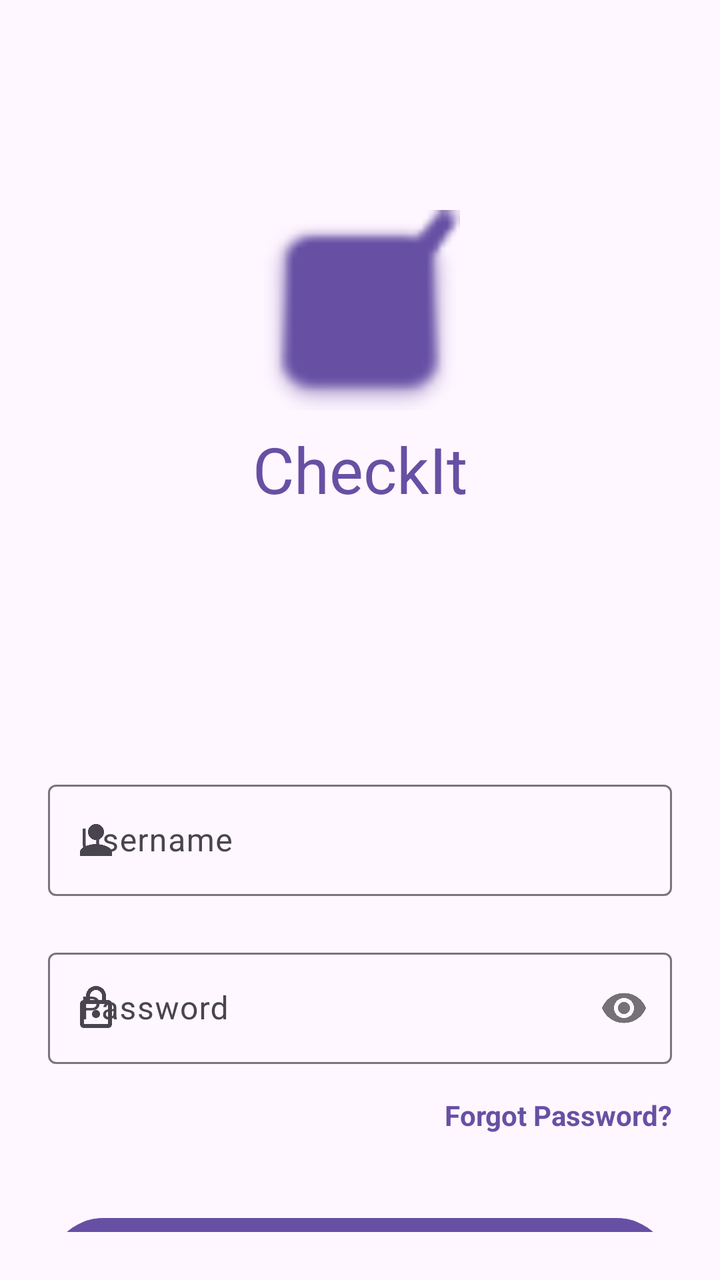
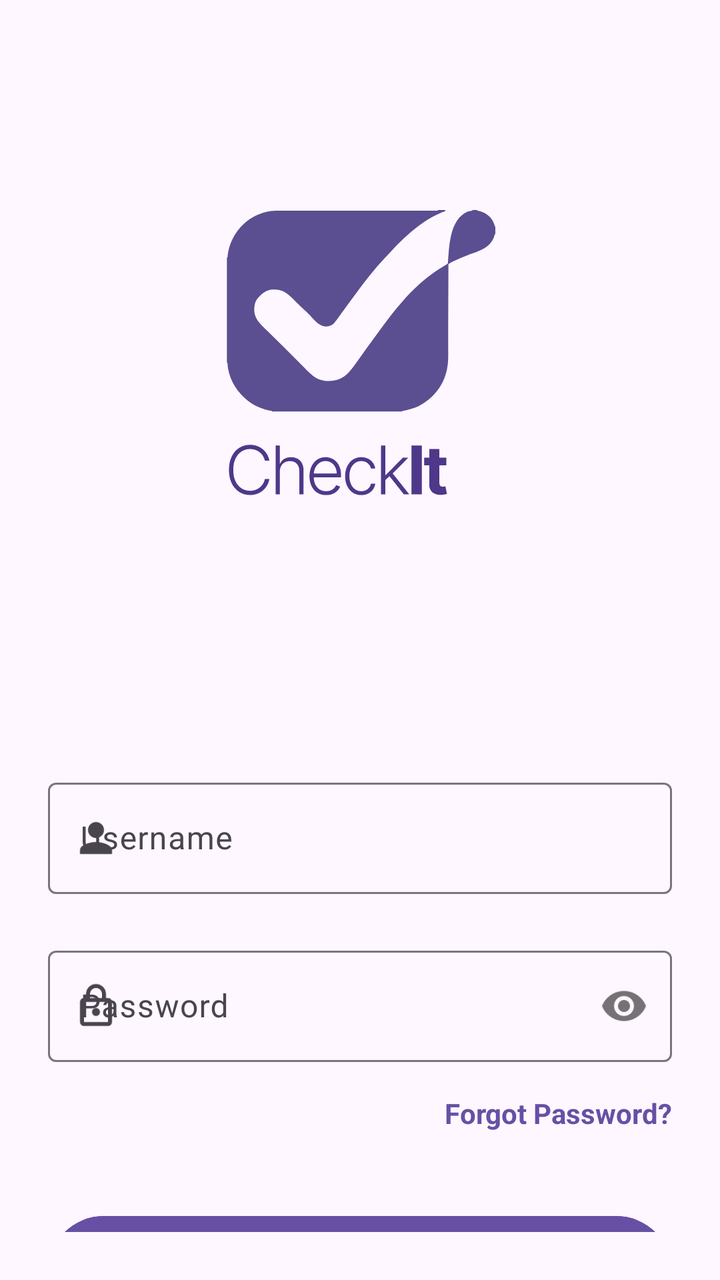

Compare the two renders of this Android layout. The source of the first and the diff that turns it into the second are given below.
<!-- AndroidManifest.xml: application theme Theme.CheckIt -->
<!-- res/layout/activity_login.xml -->
<?xml version="1.0" encoding="utf-8"?>
<androidx.constraintlayout.widget.ConstraintLayout xmlns:android="http://schemas.android.com/apk/res/android"
    xmlns:app="http://schemas.android.com/apk/res-auto"
    xmlns:tools="http://schemas.android.com/tools"
    android:layout_width="match_parent"
    android:layout_height="match_parent"
    android:padding="24dp"
    tools:context=".LoginActivity">

    <LinearLayout
        android:id="@+id/logo_container"
        android:layout_width="wrap_content"
        android:layout_height="wrap_content"
        android:layout_marginTop="81dp"
        android:gravity="center"
        android:orientation="vertical"
        app:layout_constraintEnd_toEndOf="parent"
        app:layout_constraintStart_toStartOf="parent"
        app:layout_constraintTop_toTopOf="parent">

        <ImageView
            android:id="@+id/img_logo"
            android:layout_width="100dp"
            android:layout_height="100dp"
            android:contentDescription="@string/content_desc_logo"
            android:src="@android:drawable/checkbox_on_background"
            app:tint="@color/branding_purple" />

        <TextView
            android:id="@+id/tv_app_name"
            android:layout_width="wrap_content"
            android:layout_height="wrap_content"
            android:layout_marginTop="8dp"
            android:text="@string/app_name"
            android:textColor="@color/branding_purple"
            android:textSize="32sp"
            android:textStyle="normal" />
    </LinearLayout>

    <com.google.android.material.textfield.TextInputLayout
        android:id="@+id/til_username"
        style="@style/Widget.Material3.TextInputLayout.OutlinedBox"
        android:layout_width="0dp"
        android:layout_height="wrap_content"
        android:layout_marginTop="131dp"
        android:hint="@string/username_label"
        app:layout_constraintEnd_toEndOf="parent"
        app:layout_constraintStart_toStartOf="parent"
        app:layout_constraintTop_toBottomOf="@id/logo_container"
        app:startIconDrawable="@drawable/ic_person">

        <com.google.android.material.textfield.TextInputEditText
            android:id="@+id/et_username"
            android:layout_width="match_parent"
            android:layout_height="wrap_content"

            android:inputType="textPersonName" />
    </com.google.android.material.textfield.TextInputLayout>

    <com.google.android.material.textfield.TextInputLayout
        android:id="@+id/til_password"
        style="@style/Widget.Material3.TextInputLayout.OutlinedBox"
        android:layout_width="0dp"
        android:layout_height="wrap_content"
        android:layout_marginTop="23dp"
        android:hint="@string/password_label"
        app:layout_constraintEnd_toEndOf="parent"
        app:layout_constraintStart_toStartOf="parent"
        app:layout_constraintTop_toBottomOf="@id/til_username"
        app:passwordToggleEnabled="true"
        app:startIconDrawable="@drawable/ic_lock">

        <com.google.android.material.textfield.TextInputEditText
            android:id="@+id/et_password"
            android:layout_width="match_parent"
            android:layout_height="wrap_content"

            android:inputType="textPassword" />
    </com.google.android.material.textfield.TextInputLayout>

    <TextView
        android:id="@+id/tv_forgot_password"
        android:layout_width="wrap_content"
        android:layout_height="wrap_content"
        android:layout_marginTop="16dp"
        android:text="@string/forgot_password"
        android:textColor="@color/branding_purple"
        android:textStyle="bold"
        app:layout_constraintEnd_toEndOf="parent"
        app:layout_constraintTop_toBottomOf="@id/til_password" />

    <com.google.android.material.button.MaterialButton
        android:id="@+id/btn_login"
        android:layout_width="0dp"
        android:layout_height="64dp"
        android:layout_marginTop="73dp"
        android:backgroundTint="@color/branding_purple"
        android:text="@string/login_button_text"
        android:textAllCaps="false"
        android:textSize="18sp"
        app:cornerRadius="32dp"
        app:icon="@drawable/ic_arrow_forward"
        app:iconGravity="textEnd"
        app:layout_constraintEnd_toEndOf="parent"
        app:layout_constraintStart_toStartOf="parent"
        app:layout_constraintTop_toBottomOf="@id/til_password" />

    <LinearLayout
        android:layout_width="wrap_content"
        android:layout_height="wrap_content"
        android:layout_marginTop="26dp"
        android:orientation="horizontal"
        app:layout_constraintEnd_toEndOf="parent"
        app:layout_constraintStart_toStartOf="parent"
        app:layout_constraintTop_toBottomOf="@id/btn_login">

        <TextView
            android:layout_width="wrap_content"
            android:layout_height="wrap_content"
            android:text="Don't have an account? "
            android:textColor="#555555" />

        <TextView
            android:id="@+id/tv_signup_prompt"
            android:layout_width="wrap_content"
            android:layout_height="wrap_content"
            android:clickable="true"
            android:focusable="true"
            android:text="Sign up"
            android:textColor="#6750A4"
            android:textStyle="bold" />
    </LinearLayout>

</androidx.constraintlayout.widget.ConstraintLayout>
<!-- resources referenced by this layout -->
<resources>
  <color name="branding_purple">#6750A4</color>
  <!-- drawable ic_arrow_forward (drawable) -->
  <vector xmlns:android="http://schemas.android.com/apk/res/android" android:autoMirrored="true" android:height="24dp" android:tint="#000000" android:viewportHeight="960" android:viewportWidth="960" android:width="24dp">
        
      <path android:fillColor="@android:color/white" android:pathData="M647,520L160,520L160,440L647,440L423,216L480,160L800,480L480,800L423,744L647,520Z"/>
      
  </vector>
  <!-- drawable ic_lock (drawable) -->
  <vector xmlns:android="http://schemas.android.com/apk/res/android"
      android:width="24dp"
      android:height="24dp"
      android:viewportWidth="24"
      android:viewportHeight="24"
      android:tint="?attr/colorControlNormal">
    <path
        android:fillColor="@android:color/white"
        android:pathData="M18,8h-1V6c0,-2.76 -2.24,-5 -5,-5S7,3.24 7,6v2H6c-1.1,0 -2,0.9 -2,2v10c0,1.1 0.9,2 2,2h12c1.1,0 2,-0.9 2,-2V10c0,-1.1 -0.9,-2 -2,-2zM9,6c0,-1.66 1.34,-3 3,-3s3,1.34 3,3v2H9V6zM18,20H6V10h12v10zM12,13c-1.1,0 -2,0.9 -2,2s0.9,2 2,2 2,-0.9 2,-2 -0.9,-2 -2,-2z"/>
  </vector>
  <!-- drawable ic_person (drawable) -->
  <vector xmlns:android="http://schemas.android.com/apk/res/android" android:height="24dp" android:tint="#000000" android:viewportHeight="24" android:viewportWidth="24" android:width="24dp">
        
      <path android:fillColor="@android:color/white" android:pathData="M12,12c2.21,0 4,-1.79 4,-4s-1.79,-4 -4,-4 -4,1.79 -4,4 1.79,4 4,4zM12,14c-2.67,0 -8,1.34 -8,4v2h16v-2c0,-2.66 -5.33,-4 -8,-4z"/>
      
  </vector>
  <string name="app_name">CheckIt</string>
  <string name="content_desc_logo">Checkmark Logo</string>
  <string name="forgot_password">Forgot Password?</string>
  <string name="login_button_text">Login</string>
  <string name="password_label">Password</string>
  <string name="username_label">Username</string>
  <style name="Theme.CheckIt" parent="Base.Theme.CheckIt" />
  <style name="Base.Theme.CheckIt" parent="Theme.Material3.Light.NoActionBar">
          
          
      </style>
</resources>

<!-- the commit's change to res/layout/activity_login.xml (unified diff, before → after) -->
@@ -20,21 +20,10 @@
 
         <ImageView
             android:id="@+id/img_logo"
-            android:layout_width="100dp"
-            android:layout_height="100dp"
+            android:layout_width="150dp"
+            android:layout_height="150dp"
             android:contentDescription="@string/content_desc_logo"
-            android:src="@android:drawable/checkbox_on_background"
-            app:tint="@color/branding_purple" />
-
-        <TextView
-            android:id="@+id/tv_app_name"
-            android:layout_width="wrap_content"
-            android:layout_height="wrap_content"
-            android:layout_marginTop="8dp"
-            android:text="@string/app_name"
-            android:textColor="@color/branding_purple"
-            android:textSize="32sp"
-            android:textStyle="normal" />
+            android:src="@drawable/logo_main" />
     </LinearLayout>
 
     <com.google.android.material.textfield.TextInputLayout
<!-- resource entries referenced after the edit -->
@@ -24,7 +24,7 @@
       <path android:fillColor="@android:color/white" android:pathData="M12,12c2.21,0 4,-1.79 4,-4s-1.79,-4 -4,-4 -4,1.79 -4,4 1.79,4 4,4zM12,14c-2.67,0 -8,1.34 -8,4v2h16v-2c0,-2.66 -5.33,-4 -8,-4z"/>
       
   </vector>
-  <string name="app_name">CheckIt</string>
+  <!-- drawable logo_main: vector/xml drawable (drawable, 6355 chars, omitted) -->
   <string name="content_desc_logo">Checkmark Logo</string>
   <string name="forgot_password">Forgot Password?</string>
   <string name="login_button_text">Login</string>
